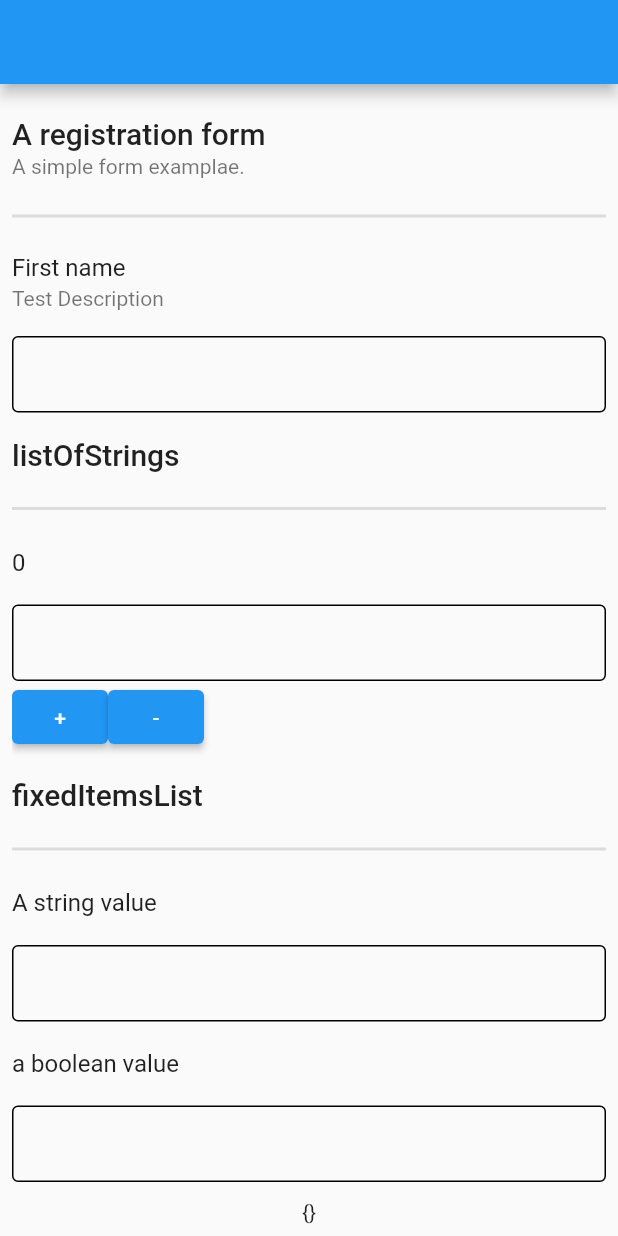
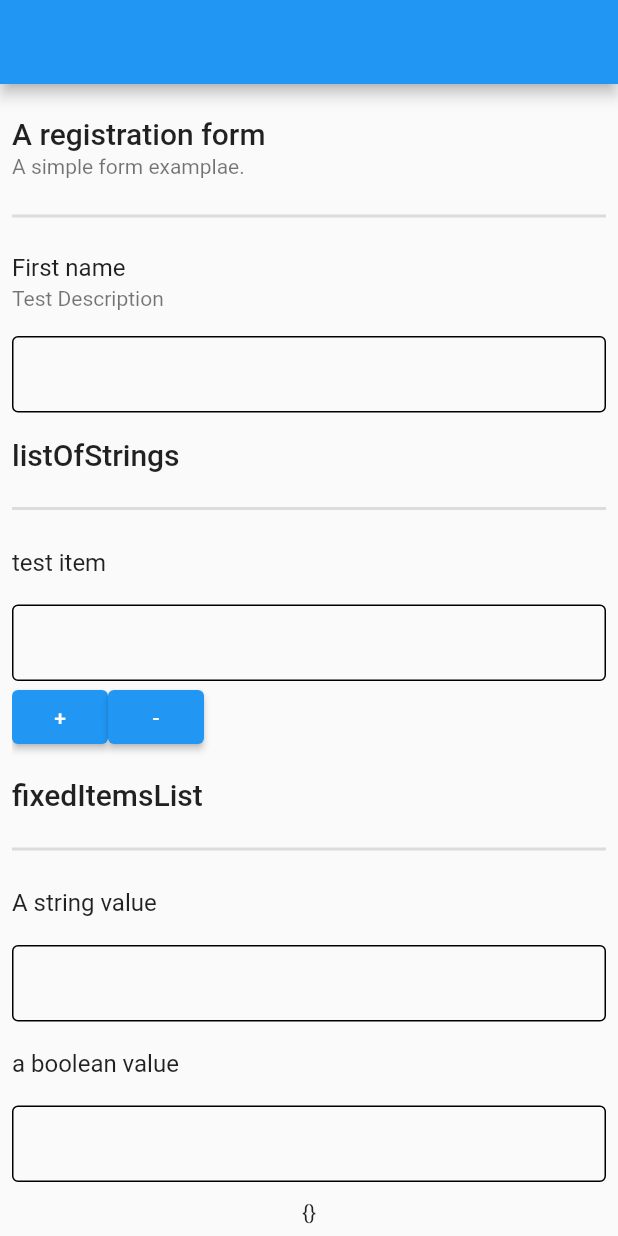
Before and after one commit to aTNa-Lab/atna_json_schema_form, a Flutter app: the screen it shows after launch, after a tap on an icon or button, on a phone screen of 412 x 824 dp. Run offline on Flutter 3.47's test engine with Material 2 defaults, Android fonts, the phone set to English and light mode, and no system bars; our stand-ins replace bloc, equatable, flutter_bloc.

```diff
--- a/lib/main.dart
+++ b/lib/main.dart
@@ -50,7 +50,7 @@ class _HomePageState extends State<HomePage> {
         "listOfStrings": {
           "type": "array",
           "title": "A list of strings",
-          "items": {"type": "string", "default": "bazinga"}
+          "items": {"type": "string", "title": "test item"}
         },
         "fixedItemsList": {
           "type": "array",
@@ -132,7 +132,6 @@ class _HomePageState extends State<HomePage> {
 
 // TODO: Add default value calculation.
 // TODO: Add dependency support.
-// TODO: Fix saving values of arrays in formData.
 // TODO: Add required fields validation.
 // TODO: Add more widgets.
 // TODO: Add submit button.
--- a/packages/flutter_json_schema_form/lib/src/models/text_field.dart
+++ b/packages/flutter_json_schema_form/lib/src/models/text_field.dart
@@ -25,6 +25,19 @@ class TextFieldModel extends Field {
           path: path,
         );
 
+  TextFieldModel copyWith({String? id, Path? path}) {
+    return TextFieldModel(
+      id: id ?? this.id,
+      title: title,
+      description: description,
+      fieldType: fieldType,
+      widgetType: widgetType,
+      path: path ?? this.path,
+      enumOptions: enumOptions,
+      enumNames: enumNames,
+    );
+  }
+
   List<DropdownMenuItem<String>> get dropdownItems {
     final options = enumOptions ?? [];
     final names = enumNames ?? [];
--- a/packages/flutter_json_schema_form/lib/src/widgets/array_widget.dart
+++ b/packages/flutter_json_schema_form/lib/src/widgets/array_widget.dart
@@ -17,11 +17,20 @@ class _ArrayWidgetState extends State<ArrayWidget> {
   List<Field> fields = [];
 
   void addItemToArray() {
-    final field = widget.model.itemType!;
-    field.setId = fields.length.toString();
+    final id = fields.length.toString();
+    final field = createArrayItemFromModel(widget.model.itemType!, id);
     setState(() {
       fields.add(field);
     });
+  }
+
+  Field createArrayItemFromModel(Field model, String id) {
+    if (model is TextFieldModel) {
+      final List<PathItem> pathList = List.from(model.path.path);
+      pathList[pathList.length - 1] = PathItem(id, model.fieldType);
+      return model.copyWith(id: id, path: Path(pathList));
+    }
+    return model;
   }
 
   void removeItemFromArray() {
```
